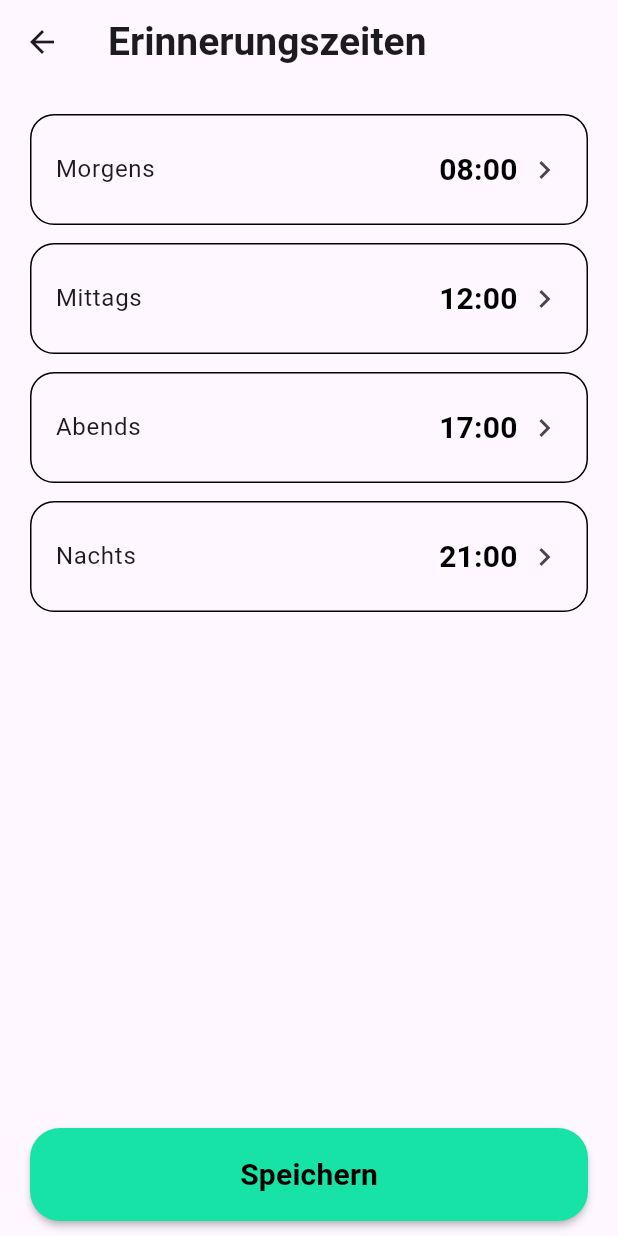
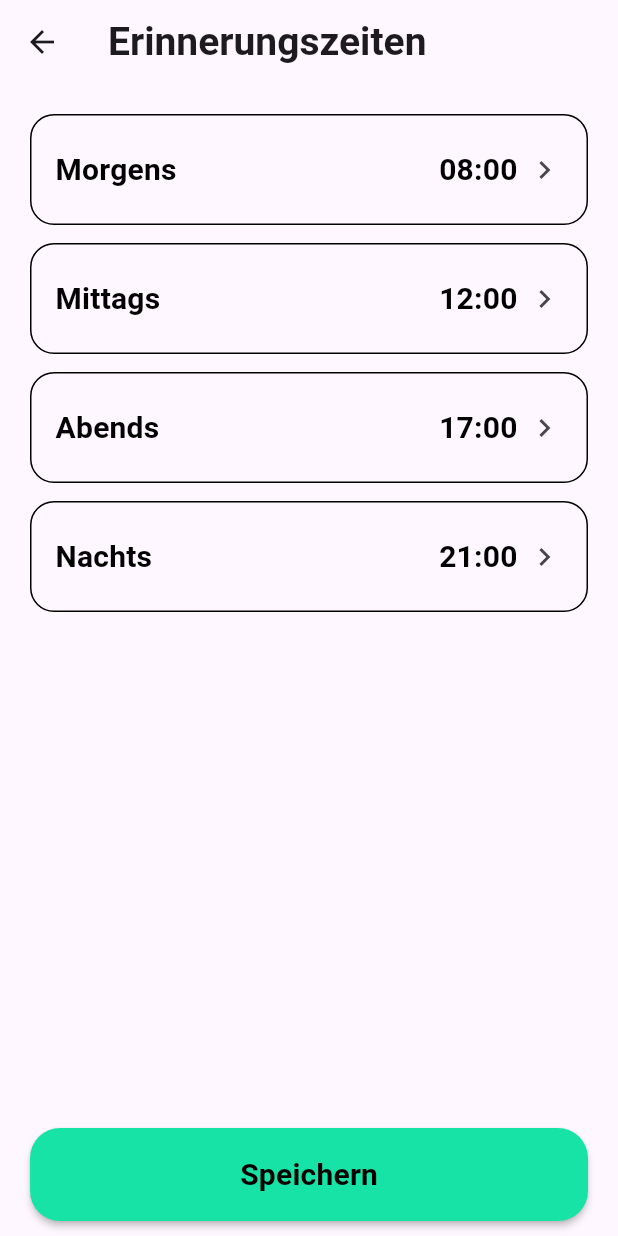
Before and after one commit to jakygalautz-source/se2-project, a Flutter app: the screen it shows after launch, after a tap on "Einnahmezeiten einstellen", on a phone screen of 412 x 824 dp. Run offline on Flutter 3.47's test engine with Material 3 defaults, Android fonts, the phone set to English and light mode, and no system bars; network calls fail.

Commit message:
- updated daypart label font size on reminder page - integrated ReminderTimeModel into IntakeSlotCard for dynamic time display - reminder times now propagate across pages via provider - added initial scaffold for settings page

```diff
--- a/lib/main.dart
+++ b/lib/main.dart
@@ -8,6 +8,7 @@ import 'package:pill_pilot/pages/medication_page.dart';
 import 'package:pill_pilot/pages/reminder_time_page.dart';
 import 'package:provider/provider.dart';
 import 'package:pill_pilot/models/medication_list_model.dart';
+import 'package:pill_pilot/pages/app_entry_page.dart';
 // import 'package:pill_pilot/pages/test_page.dart';
 
 void main() {
@@ -55,7 +56,8 @@ class MainApp extends StatelessWidget {
       ),
 
       // home: TestPage(),
-      home: HomePage(),
+      // home: HomePage(),
+      home: AppEntryPage(),
 
       routes: {
         '/home_page': (context) => HomePage(),
--- /dev/null
+++ b/lib/pages/app_entry_page.dart
@@ -0,0 +1,50 @@
+import 'package:flutter/material.dart';
+import 'package:pill_pilot/api/reminder_time_api.dart';
+import 'package:pill_pilot/models/reminder_time_model.dart';
+import 'package:pill_pilot/pages/home_page.dart';
+import 'package:provider/provider.dart';
+
+class AppEntryPage extends StatefulWidget {
+  const AppEntryPage({super.key});
+
+  @override
+  State<AppEntryPage> createState() => _AppEntryPageState();
+}
+
+class _AppEntryPageState extends State<AppEntryPage> {
+  bool _isLoading = true;
+
+  @override
+  void initState() {
+    super.initState();
+    _initializeApp();
+  }
+
+  Future<void> _initializeApp() async {
+    try {
+      final reminderData = await ReminderTimeApi.getReminderTimes();
+
+      if (!mounted) return;
+
+      context.read<ReminderTimeModel>().loadfromJson(reminderData);
+    } catch (_) {
+      // falls das laden nicht klappt bleiben die default zeiten drin
+    }
+
+    if (!mounted) return;
+
+    setState(() {
+      _isLoading = false;
+    });
+  }
+
+  @override
+  Widget build(BuildContext context) {
+    if (_isLoading) {
+      return const Scaffold(
+        body: SafeArea(child: Center(child: CircularProgressIndicator())),
+      );
+    }
+    return const HomePage();
+  }
+}
--- a/lib/pages/reminder_time_page.dart
+++ b/lib/pages/reminder_time_page.dart
@@ -101,7 +101,10 @@ class _ReminderTimePageState extends State<ReminderTimePage> {
       ),
       child: ListTile(
         contentPadding: const EdgeInsets.symmetric(horizontal: 16, vertical: 8),
-        title: Text(_label(dayPart)),
+        title: Text(
+          _label(dayPart),
+          style: Theme.of(context).textTheme.titleMedium,
+        ),
         trailing: Row(
           mainAxisSize: MainAxisSize.min,
           children: [
--- a/lib/widgets/settings_card.dart
+++ b/lib/widgets/settings_card.dart
@@ -12,7 +12,10 @@ class SettingsCard extends StatelessWidget {
         children: [
           Icon(Icons.settings_outlined, color: Colors.black),
           SizedBox(width: 10),
-          Text("Einstellungen", style: Theme.of(context).textTheme.titleMedium),
+          Text(
+            "Profileinstellungen",
+            style: Theme.of(context).textTheme.titleMedium,
+          ),
         ],
       ),
     );
```
Also changed, not shown: lib/pages/settings_page.dart (added, +50 -0 lines), lib/widgets/intake_slot_card.dart (+15 -4 lines), 1 other file.
